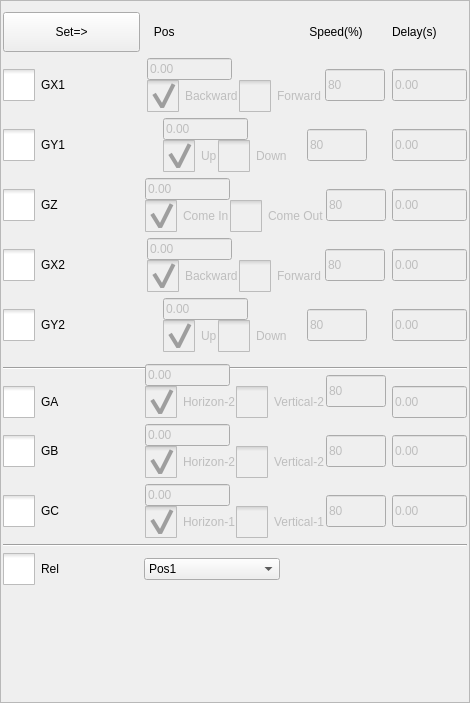
dongdong-2009/3-5AxisRobot, file hcinstruction/actionsettingframe.ui: the form before one commit.
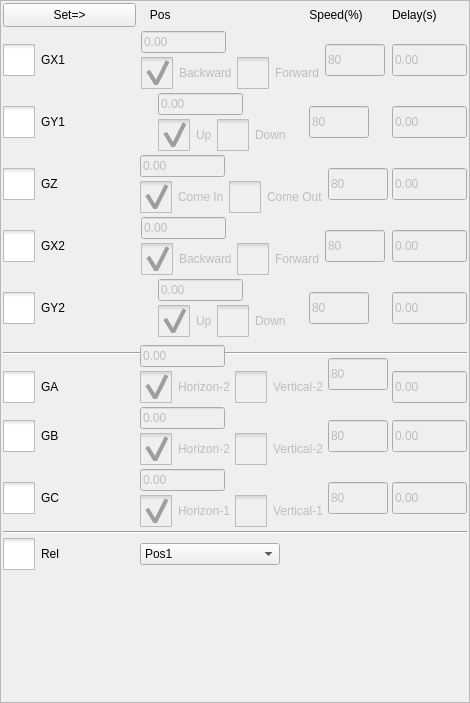
The form after the commit. Icons and pictures are not drawn. Custom widgets are drawn as their Qt base class.

Commit message: 1.左右旋转

Diff of the .ui file:
```diff
--- a/hcinstruction/actionsettingframe.ui
+++ b/hcinstruction/actionsettingframe.ui
@@ -23,10 +23,16 @@
    <property name="leftMargin">
     <number>2</number>
    </property>
+   <property name="topMargin">
+    <number>2</number>
+   </property>
    <property name="rightMargin">
     <number>2</number>
    </property>
-   <property name="horizontalSpacing">
+   <property name="bottomMargin">
+    <number>2</number>
+   </property>
+   <property name="spacing">
     <number>4</number>
    </property>
    <item row="0" column="1">
@@ -939,7 +945,7 @@
      <property name="minimumSize">
       <size>
        <width>64</width>
-       <height>40</height>
+       <height>24</height>
       </size>
      </property>
      <property name="text">
```
Left out of the diff: 4 changed lines with no effect on the pictures. The commit also changes 2 other files.
